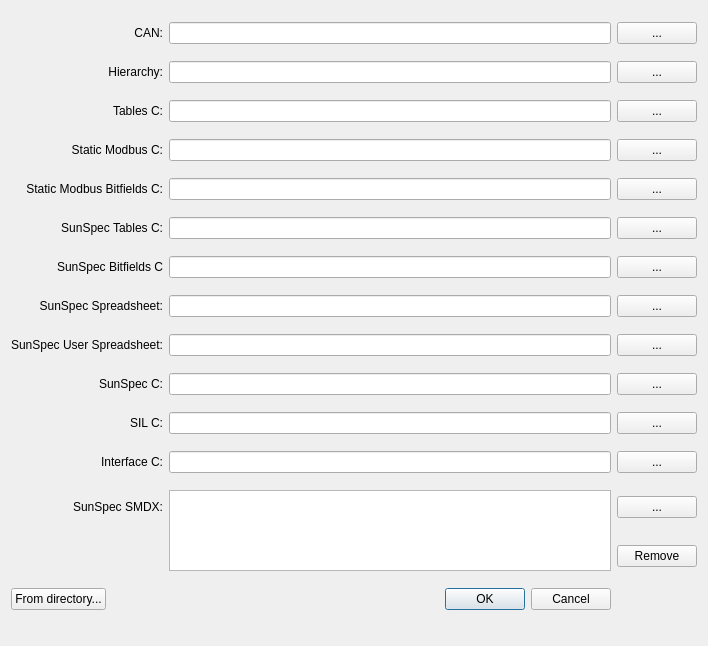
This is src/epcpm/importexportdialog.ui in epcpower/pm as Qt 5 draws it before an edit. The edited form follows.
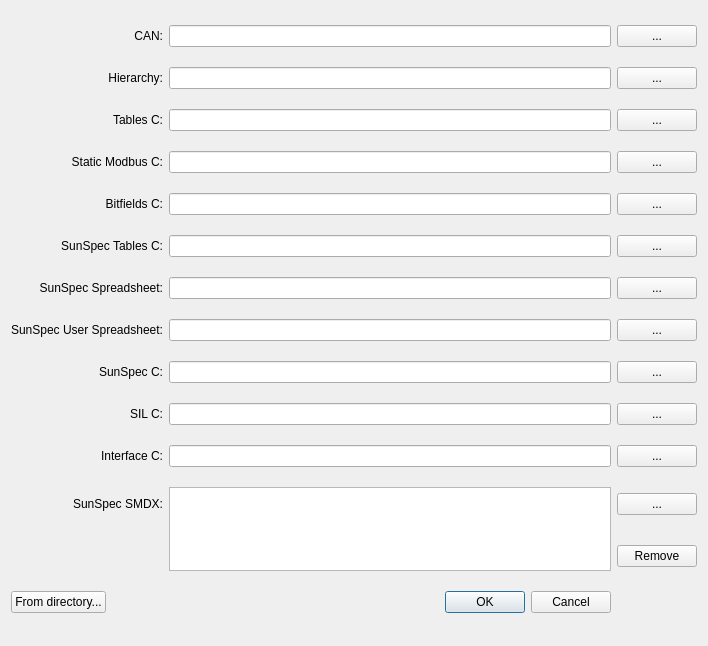
This is the edited form.

Commit message: feat (SC-146): combine sunspec and static modbus bitfield interface generation

```diff
--- a/src/epcpm/importexportdialog.ui
+++ b/src/epcpm/importexportdialog.ui
@@ -101,9 +101,9 @@
     </widget>
    </item>
    <item row="4" column="0">
-    <widget class="QLabel" name="staticmodbus_bitfields_c_label">
+    <widget class="QLabel" name="bitfields_c_label">
      <property name="text">
-      <string>Static Modbus Bitfields C:</string>
+      <string>Bitfields C:</string>
      </property>
      <property name="alignment">
       <set>Qt::AlignRight|Qt::AlignTrailing|Qt::AlignVCenter</set>
@@ -111,10 +111,10 @@
     </widget>
    </item>
    <item row="4" column="1">
-    <widget class="QLineEdit" name="staticmodbus_bitfields_c"/>
+    <widget class="QLineEdit" name="bitfields_c"/>
    </item>
    <item row="4" column="2">
-    <widget class="QPushButton" name="pick_staticmodbus_bitfields_c">
+    <widget class="QPushButton" name="pick_bitfields_c">
      <property name="text">
       <string>...</string>
      </property>
@@ -141,26 +141,6 @@
     </widget>
    </item>
    <item row="6" column="0">
-    <widget class="QLabel" name="sunspec_bitfields_c_label">
-     <property name="text">
-      <string>SunSpec Bitfields C</string>
-     </property>
-     <property name="alignment">
-      <set>Qt::AlignRight|Qt::AlignTrailing|Qt::AlignVCenter</set>
-     </property>
-    </widget>
-   </item>
-   <item row="6" column="1">
-    <widget class="QLineEdit" name="sunspec_bitfields_c"/>
-   </item>
-   <item row="6" column="2">
-    <widget class="QPushButton" name="pick_sunspec_bitfields_c">
-     <property name="text">
-      <string>...</string>
-     </property>
-    </widget>
-   </item>
-   <item row="7" column="0">
     <widget class="QLabel" name="label_3">
      <property name="text">
       <string>SunSpec Spreadsheet:</string>
@@ -170,17 +150,17 @@
      </property>
     </widget>
    </item>
-   <item row="7" column="1">
+   <item row="6" column="1">
     <widget class="QLineEdit" name="spreadsheet"/>
    </item>
-   <item row="7" column="2">
+   <item row="6" column="2">
     <widget class="QPushButton" name="pick_spreadsheet">
      <property name="text">
       <string>...</string>
      </property>
     </widget>
    </item>
-   <item row="8" column="0">
+   <item row="7" column="0">
     <widget class="QLabel" name="label_4">
      <property name="text">
       <string>SunSpec User Spreadsheet:</string>
@@ -190,17 +170,17 @@
      </property>
     </widget>
    </item>
-   <item row="8" column="1">
+   <item row="7" column="1">
     <widget class="QLineEdit" name="spreadsheet_user"/>
    </item>
-   <item row="8" column="2">
+   <item row="7" column="2">
     <widget class="QPushButton" name="pick_spreadsheet_user">
      <property name="text">
       <string>...</string>
      </property>
     </widget>
    </item>
-   <item row="9" column="0">
+   <item row="8" column="0">
     <widget class="QLabel" name="sunspec_c_label">
      <property name="text">
       <string>SunSpec C:</string>
@@ -210,17 +190,17 @@
      </property>
     </widget>
    </item>
-   <item row="9" column="1">
+   <item row="8" column="1">
     <widget class="QLineEdit" name="sunspec_c"/>
    </item>
-   <item row="9" column="2">
+   <item row="8" column="2">
     <widget class="QPushButton" name="pick_sunspec_c">
      <property name="text">
       <string>...</string>
      </property>
     </widget>
    </item>
-   <item row="10" column="0">
+   <item row="9" column="0">
     <widget class="QLabel" name="sil_c_label">
      <property name="text">
       <string>SIL C:</string>
@@ -230,17 +210,17 @@
      </property>
     </widget>
    </item>
-   <item row="10" column="1">
+   <item row="9" column="1">
     <widget class="QLineEdit" name="sil_c"/>
    </item>
-   <item row="10" column="2">
+   <item row="9" column="2">
     <widget class="QPushButton" name="pick_sil_c">
      <property name="text">
       <string>...</string>
      </property>
     </widget>
    </item>
-   <item row="11" column="0">
+   <item row="10" column="0">
     <widget class="QLabel" name="interface_c_label">
      <property name="text">
       <string>Interface C:</string>
@@ -250,17 +230,17 @@
      </property>
     </widget>
    </item>
-   <item row="11" column="1">
+   <item row="10" column="1">
     <widget class="QLineEdit" name="interface_c"/>
    </item>
-   <item row="11" column="2">
+   <item row="10" column="2">
     <widget class="QPushButton" name="pick_interface_c">
      <property name="text">
       <string>...</string>
      </property>
     </widget>
    </item>
-   <item row="12" column="0">
+   <item row="11" column="0">
     <widget class="QLabel" name="smdx_label">
      <property name="text">
       <string>SunSpec SMDX:</string>
@@ -270,28 +250,28 @@
      </property>
     </widget>
    </item>
-   <item row="12" column="1" rowspan="2">
+   <item row="11" column="1" rowspan="2">
     <widget class="QListWidget" name="smdx_list">
      <property name="selectionMode">
       <enum>QAbstractItemView::ExtendedSelection</enum>
      </property>
     </widget>
    </item>
-   <item row="12" column="2">
+   <item row="11" column="2">
     <widget class="QPushButton" name="pick_smdx">
      <property name="text">
       <string>...</string>
      </property>
     </widget>
    </item>
-   <item row="13" column="2">
+   <item row="12" column="2">
     <widget class="QPushButton" name="remove_smdx">
      <property name="text">
       <string>Remove</string>
      </property>
     </widget>
    </item>
-   <item row="14" column="0" colspan="2">
+   <item row="13" column="0" colspan="2">
     <layout class="QHBoxLayout" name="horizontalLayout">
      <item>
       <widget class="QPushButton" name="from_directory">
```
The commit also changes 7 other files.
